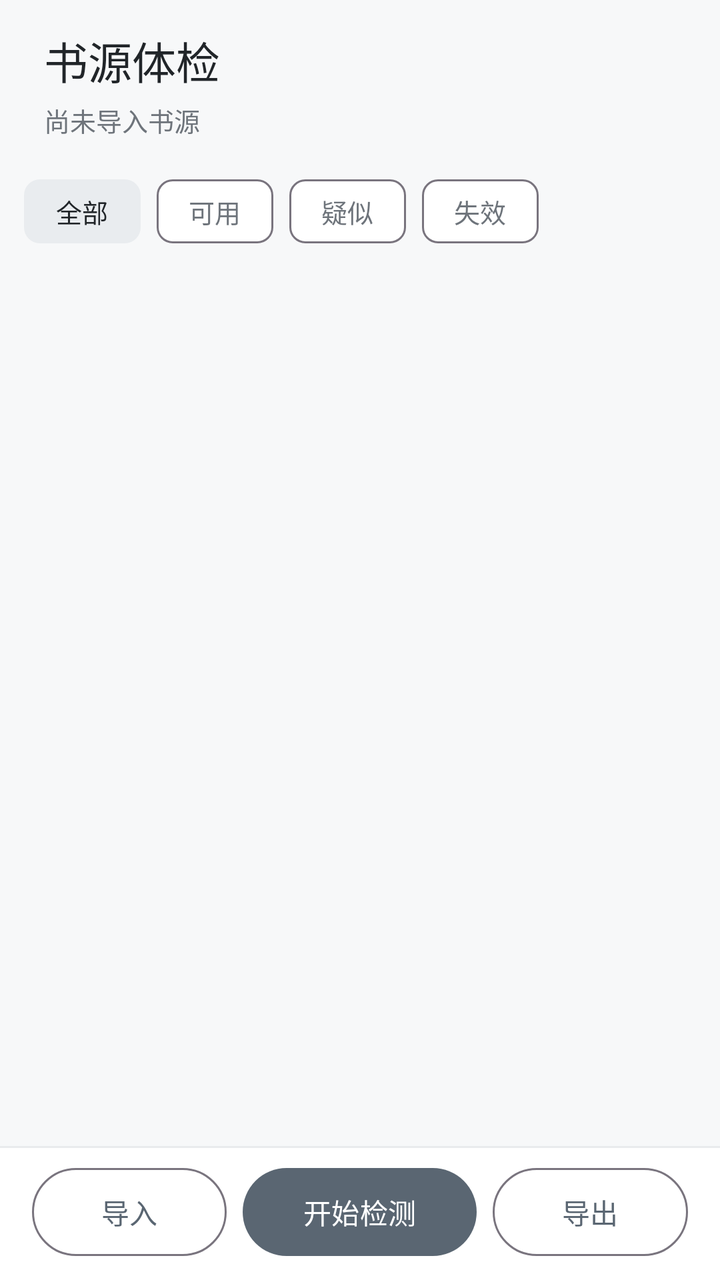
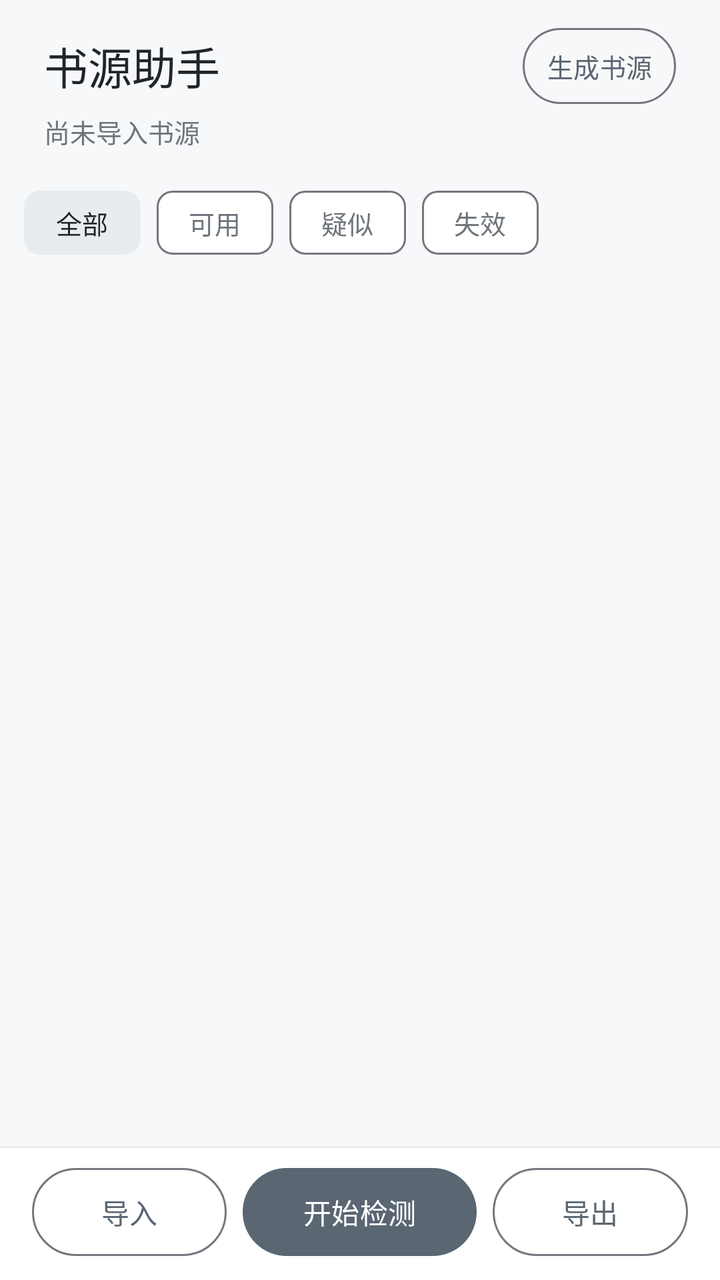

Screens rendered from an Android XML layout before and after an edit, with the pre-edit source and the edit as a unified diff.
<!-- AndroidManifest.xml: application theme Theme.ShuyuanHelper -->
<!-- res/layout/activity_main.xml -->
<?xml version="1.0" encoding="utf-8"?>
<LinearLayout xmlns:android="http://schemas.android.com/apk/res/android"
    xmlns:app="http://schemas.android.com/apk/res-auto"
    android:layout_width="match_parent"
    android:layout_height="match_parent"
    android:background="@color/bg_window"
    android:fitsSystemWindows="true"
    android:orientation="vertical">

    <LinearLayout
        android:layout_width="match_parent"
        android:layout_height="wrap_content"
        android:orientation="vertical"
        android:paddingStart="22dp"
        android:paddingTop="14dp"
        android:paddingEnd="22dp"
        android:paddingBottom="2dp">

        <TextView
            android:id="@+id/tvTitle"
            android:layout_width="wrap_content"
            android:layout_height="wrap_content"
            android:text="@string/app_name"
            android:textColor="@color/text_primary"
            android:textSize="22sp" />

        <TextView
            android:id="@+id/tvSummary"
            android:layout_width="match_parent"
            android:layout_height="wrap_content"
            android:layout_marginTop="4dp"
            android:text="尚未导入书源"
            android:textColor="@color/text_secondary"
            android:textSize="13sp" />
    </LinearLayout>

    <TextView
        android:id="@+id/tvStats"
        android:layout_width="match_parent"
        android:layout_height="wrap_content"
        android:paddingStart="22dp"
        android:paddingTop="6dp"
        android:paddingEnd="22dp"
        android:textColor="@color/text_secondary"
        android:textSize="13sp"
        android:visibility="gone" />

    <ProgressBar
        android:id="@+id/progressBar"
        style="@android:style/Widget.ProgressBar.Horizontal"
        android:layout_width="match_parent"
        android:layout_height="3dp"
        android:layout_marginStart="22dp"
        android:layout_marginTop="8dp"
        android:layout_marginEnd="22dp"
        android:max="100"
        android:progress="0"
        android:progressTint="@color/brand_primary"
        android:visibility="gone" />

    <com.google.android.material.chip.ChipGroup
        android:id="@+id/chipFilter"
        android:layout_width="wrap_content"
        android:layout_height="wrap_content"
        android:layout_marginStart="12dp"
        android:layout_marginTop="10dp"
        android:layout_marginEnd="12dp"
        android:paddingBottom="2dp"
        app:checkedChip="@id/btnFilterAll"
        app:selectionRequired="true"
        app:singleLine="true"
        app:singleSelection="true">

        <com.google.android.material.chip.Chip
            android:id="@+id/btnFilterAll"
            style="@style/Widget.Material3.Chip.Filter"
            android:layout_width="wrap_content"
            android:layout_height="wrap_content"
            android:text="@string/filter_all"
            android:textSize="13sp"
            app:checkedIconVisible="false"
            app:chipMinHeight="32dp" />

        <com.google.android.material.chip.Chip
            android:id="@+id/btnFilterOk"
            style="@style/Widget.Material3.Chip.Filter"
            android:layout_width="wrap_content"
            android:layout_height="wrap_content"
            android:text="@string/filter_ok"
            android:textSize="13sp"
            app:checkedIconVisible="false"
            app:chipMinHeight="32dp" />

        <com.google.android.material.chip.Chip
            android:id="@+id/btnFilterUncertain"
            style="@style/Widget.Material3.Chip.Filter"
            android:layout_width="wrap_content"
            android:layout_height="wrap_content"
            android:text="@string/filter_uncertain"
            android:textSize="13sp"
            app:checkedIconVisible="false"
            app:chipMinHeight="32dp" />

        <com.google.android.material.chip.Chip
            android:id="@+id/btnFilterDead"
            style="@style/Widget.Material3.Chip.Filter"
            android:layout_width="wrap_content"
            android:layout_height="wrap_content"
            android:text="@string/filter_dead"
            android:textSize="13sp"
            app:checkedIconVisible="false"
            app:chipMinHeight="32dp" />
    </com.google.android.material.chip.ChipGroup>

    <androidx.recyclerview.widget.RecyclerView
        android:id="@+id/rvSources"
        android:layout_width="match_parent"
        android:layout_height="0dp"
        android:layout_weight="1"
        android:clipToPadding="false"
        android:paddingTop="4dp"
        android:paddingBottom="10dp"
        android:scrollbars="none" />

    <View
        android:layout_width="match_parent"
        android:layout_height="1dp"
        android:background="@color/divider" />

    <LinearLayout
        android:layout_width="match_parent"
        android:layout_height="wrap_content"
        android:background="@color/surface"
        android:orientation="horizontal"
        android:paddingStart="16dp"
        android:paddingTop="10dp"
        android:paddingEnd="16dp"
        android:paddingBottom="12dp">

        <com.google.android.material.button.MaterialButton
            android:id="@+id/btnImport"
            style="@style/Widget.Material3.Button.OutlinedButton"
            android:layout_width="0dp"
            android:layout_height="44dp"
            android:layout_marginEnd="8dp"
            android:layout_weight="1"
            android:insetTop="0dp"
            android:insetBottom="0dp"
            android:text="@string/action_import" />

        <com.google.android.material.button.MaterialButton
            android:id="@+id/btnStart"
            style="@style/Widget.Material3.Button"
            android:layout_width="0dp"
            android:layout_height="44dp"
            android:layout_marginEnd="8dp"
            android:layout_weight="1.2"
            android:insetTop="0dp"
            android:insetBottom="0dp"
            android:text="@string/start_check" />

        <com.google.android.material.button.MaterialButton
            android:id="@+id/btnExport"
            style="@style/Widget.Material3.Button.OutlinedButton"
            android:layout_width="0dp"
            android:layout_height="44dp"
            android:layout_weight="1"
            android:insetTop="0dp"
            android:insetBottom="0dp"
            android:text="@string/export" />
    </LinearLayout>
</LinearLayout>
<!-- resources referenced by this layout -->
<resources>
  <color name="bg_window">#F7F8F9</color>
  <color name="brand_primary">#5A6672</color>
  <color name="divider">#E9EBED</color>
  <color name="surface">#FFFFFF</color>
  <color name="text_primary">#212529</color>
  <color name="text_secondary">#6E747B</color>
  <string name="action_import">导入</string>
  <string name="app_name">书源体检</string>
  <string name="export">导出</string>
  <string name="filter_all">全部</string>
  <string name="filter_dead">失效</string>
  <string name="filter_ok">可用</string>
  <string name="filter_uncertain">疑似</string>
  <string name="start_check">开始检测</string>
  <style name="Theme.ShuyuanHelper" parent="Theme.Material3.Light.NoActionBar">
          <item name="colorPrimary">@color/brand_primary</item>
          <item name="colorPrimaryDark">@color/brand_dark</item>
          <item name="colorPrimaryVariant">@color/brand_dark</item>
          <item name="colorOnPrimary">#FFFFFF</item>
          <item name="colorSecondary">@color/brand_primary</item>
          <item name="colorPrimaryContainer">@color/brand_light</item>
          <item name="colorOnPrimaryContainer">@color/text_primary</item>
          <item name="colorSecondaryContainer">@color/brand_light</item>
          <item name="colorOnSecondaryContainer">@color/text_primary</item>
          <item name="colorSurface">@color/surface</item>
          <item name="colorOnSurface">@color/text_primary</item>
          <item name="colorOnSurfaceVariant">@color/text_secondary</item>
          <item name="android:windowBackground">@color/bg_window</item>
          <item name="android:statusBarColor">@color/bg_window</item>
          <item name="android:windowLightStatusBar">true</item>
          <item name="android:fontFamily">sans-serif</item>
      </style>
  <color name="brand_dark">#414B54</color>
  <color name="brand_light">#E9ECEF</color>
</resources>

<!-- the commit's change to res/layout/activity_main.xml (unified diff, before → after) -->
@@ -16,13 +16,34 @@
         android:paddingEnd="22dp"
         android:paddingBottom="2dp">
 
-        <TextView
-            android:id="@+id/tvTitle"
-            android:layout_width="wrap_content"
+        <LinearLayout
+            android:layout_width="match_parent"
             android:layout_height="wrap_content"
-            android:text="@string/app_name"
-            android:textColor="@color/text_primary"
-            android:textSize="22sp" />
+            android:gravity="center_vertical"
+            android:orientation="horizontal">
+
+            <TextView
+                android:id="@+id/tvTitle"
+                android:layout_width="0dp"
+                android:layout_height="wrap_content"
+                android:layout_weight="1"
+                android:text="@string/app_name"
+                android:textColor="@color/text_primary"
+                android:textSize="22sp" />
+
+            <com.google.android.material.button.MaterialButton
+                android:id="@+id/btnOpenGenerator"
+                style="@style/Widget.Material3.Button.OutlinedButton"
+                android:layout_width="wrap_content"
+                android:layout_height="38dp"
+                android:insetTop="0dp"
+                android:insetBottom="0dp"
+                android:minWidth="0dp"
+                android:paddingStart="12dp"
+                android:paddingEnd="12dp"
+                android:text="@string/open_generator"
+                android:textSize="13sp" />
+        </LinearLayout>
 
         <TextView
             android:id="@+id/tvSummary"
<!-- resource entries referenced after the edit -->
@@ -7,12 +7,13 @@
   <color name="text_primary">#212529</color>
   <color name="text_secondary">#6E747B</color>
   <string name="action_import">导入</string>
-  <string name="app_name">书源体检</string>
+  <string name="app_name">书源助手</string>
   <string name="export">导出</string>
   <string name="filter_all">全部</string>
   <string name="filter_dead">失效</string>
   <string name="filter_ok">可用</string>
   <string name="filter_uncertain">疑似</string>
+  <string name="open_generator">生成书源</string>
   <string name="start_check">开始检测</string>
   <style name="Theme.ShuyuanHelper" parent="Theme.Material3.Light.NoActionBar">
           <item name="colorPrimary">@color/brand_primary</item>
